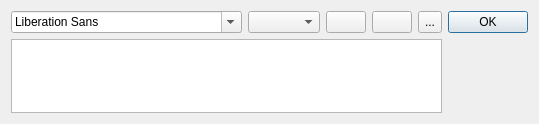
The window that sumpdf/ui/InsertTextDlg.ui (match41/sumpdf) describes before a commit, drawn with Qt 5.
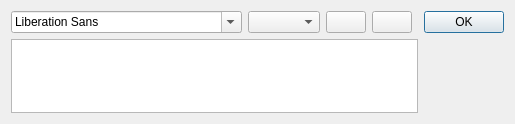
The same window after the commit. Icons and pictures are not drawn.

Commit message: ColorButton class added.

The edit to the form file:
```diff
--- a/sumpdf/ui/InsertTextDlg.ui
+++ b/sumpdf/ui/InsertTextDlg.ui
@@ -58,23 +58,6 @@
      </property>
     </widget>
    </item>
-   <item row="0" column="7">
-    <widget class="QToolButton" name="m_textcolor">
-     <property name="sizePolicy">
-      <sizepolicy hsizetype="Preferred" vsizetype="Preferred">
-       <horstretch>0</horstretch>
-       <verstretch>0</verstretch>
-      </sizepolicy>
-     </property>
-     <property name="text">
-      <string>...</string>
-     </property>
-     <property name="icon">
-      <iconset resource="pdfedit.qrc">
-       <normaloff>:/images/textpointer.png</normaloff>:/images/textpointer.png</iconset>
-     </property>
-    </widget>
-   </item>
    <item row="1" column="0" rowspan="3" colspan="8">
     <widget class="QTextEdit" name="m_text">
      <property name="sizePolicy">
```
The commit also changes 6 other files.
